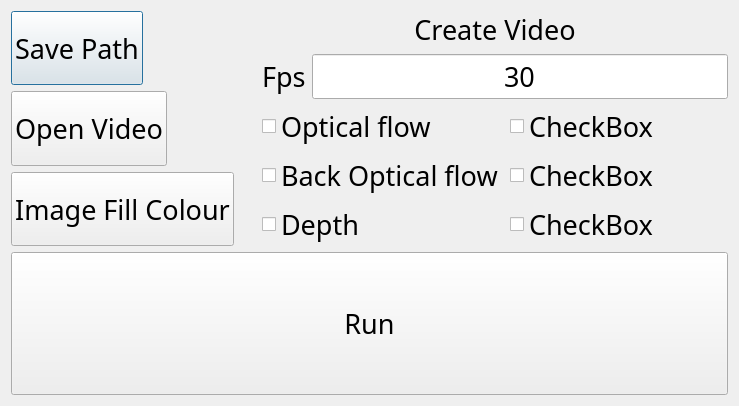
Before: the Qt Designer form application/dialog2.ui in kevinhartyanyi/BSC-Thesis, drawn with Qt 5.
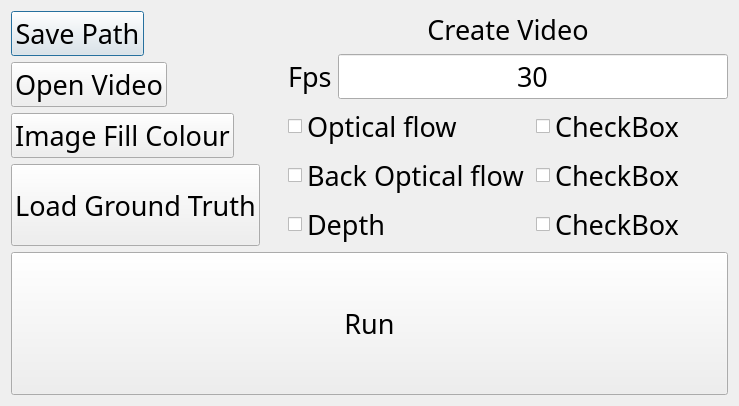
After: the same form once the commit is applied.

```diff
--- a/application/dialog2.ui
+++ b/application/dialog2.ui
@@ -17,7 +17,9 @@
    <item>
     <layout class="QVBoxLayout" name="layout_v">
      <item>
-      <layout class="QHBoxLayout" name="horizontalLayout_7">
+      <layout class="QHBoxLayout" name="horizontalLayout_4">
+       <item>
+        <layout class="QVBoxLayout" name="verticalLayout_5">
        <item>
         <layout class="QVBoxLayout" name="verticalLayout_6">
          <item>
@@ -143,7 +145,48 @@
         </layout>
        </item>
        <item>
-        <layout class="QVBoxLayout" name="verticalLayout_5">
+          <layout class="QHBoxLayout" name="horizontalLayout_9">
+           <item>
+            <widget class="QPushButton" name="b_ground_truth">
+             <property name="sizePolicy">
+              <sizepolicy hsizetype="Preferred" vsizetype="Preferred">
+               <horstretch>0</horstretch>
+               <verstretch>0</verstretch>
+              </sizepolicy>
+             </property>
+             <property name="font">
+              <font>
+               <family>GE Inspira</family>
+               <pointsize>20</pointsize>
+              </font>
+             </property>
+             <property name="toolTip">
+              <string>Video you wish to analyse</string>
+             </property>
+             <property name="text">
+              <string>Load Ground Truth</string>
+             </property>
+            </widget>
+           </item>
+           <item>
+            <widget class="QLabel" name="l_ground_truth">
+             <property name="font">
+              <font>
+               <family>GE Inspira</family>
+               <pointsize>20</pointsize>
+              </font>
+             </property>
+             <property name="text">
+              <string/>
+             </property>
+            </widget>
+           </item>
+          </layout>
+         </item>
+        </layout>
+       </item>
+       <item>
+        <layout class="QVBoxLayout" name="verticalLayout_2">
          <item>
           <layout class="QVBoxLayout" name="verticalLayout">
            <item>
```
Left out of the diff: 2 changed lines with no effect on the pictures. Lines whose indentation alone changed are shown as unchanged.
